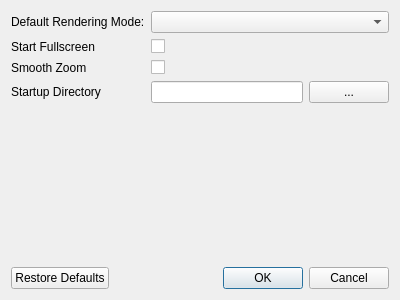
First picture: the form in forms/settingswindow.ui, repository chipgw/depthview, before the edit.
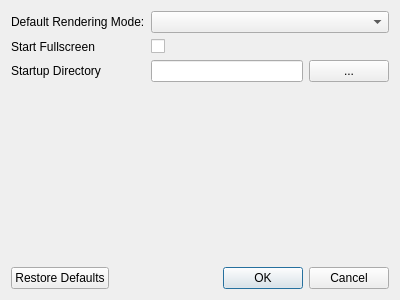
Second picture: the form after the edit. Icons and pictures are not drawn.

Commit message: removed settings for smooth zoom. correct path for icons.qrc in .ui files.

Patch:
```diff
--- a/forms/settingswindow.ui
+++ b/forms/settingswindow.ui
@@ -43,34 +43,7 @@
      <item row="1" column="1">
       <widget class="QCheckBox" name="startFullscreenCheckBox"/>
      </item>
-     <item row="2" column="0">
-      <widget class="QLabel" name="smoothZoomLabel">
-       <property name="toolTip">
-        <string>scales the image smoothly when zooming. (may be slow)</string>
-       </property>
-       <property name="text">
-        <string>Smooth Zoom</string>
-       </property>
-      </widget>
-     </item>
      <item row="2" column="1">
-      <widget class="QCheckBox" name="smoothZoomCheckBox">
-       <property name="toolTip">
-        <string>scales the image smoothly when zooming. (may be slow)</string>
-       </property>
-      </widget>
-     </item>
-     <item row="4" column="0">
-      <widget class="QLabel" name="startupDirectoryLabel">
-       <property name="toolTip">
-        <string>the directory in which DepthView starts up if no command line arguments are supplied. (leave blank for home directory)</string>
-       </property>
-       <property name="text">
-        <string>Startup Directory</string>
-       </property>
-      </widget>
-     </item>
-     <item row="4" column="1">
       <layout class="QHBoxLayout" name="horizontalLayout">
        <item>
         <widget class="QLineEdit" name="startupDirectoryLineEdit">
@@ -94,6 +67,16 @@
        </item>
       </layout>
      </item>
+     <item row="2" column="0">
+      <widget class="QLabel" name="startupDirectoryLabel">
+       <property name="toolTip">
+        <string>the directory in which DepthView starts up if no command line arguments are supplied. (leave blank for home directory)</string>
+       </property>
+       <property name="text">
+        <string>Startup Directory</string>
+       </property>
+      </widget>
+     </item>
     </layout>
    </item>
    <item>
```
Left out of the diff: 4 changed lines with no effect on the pictures. The commit also changes 5 other files.
